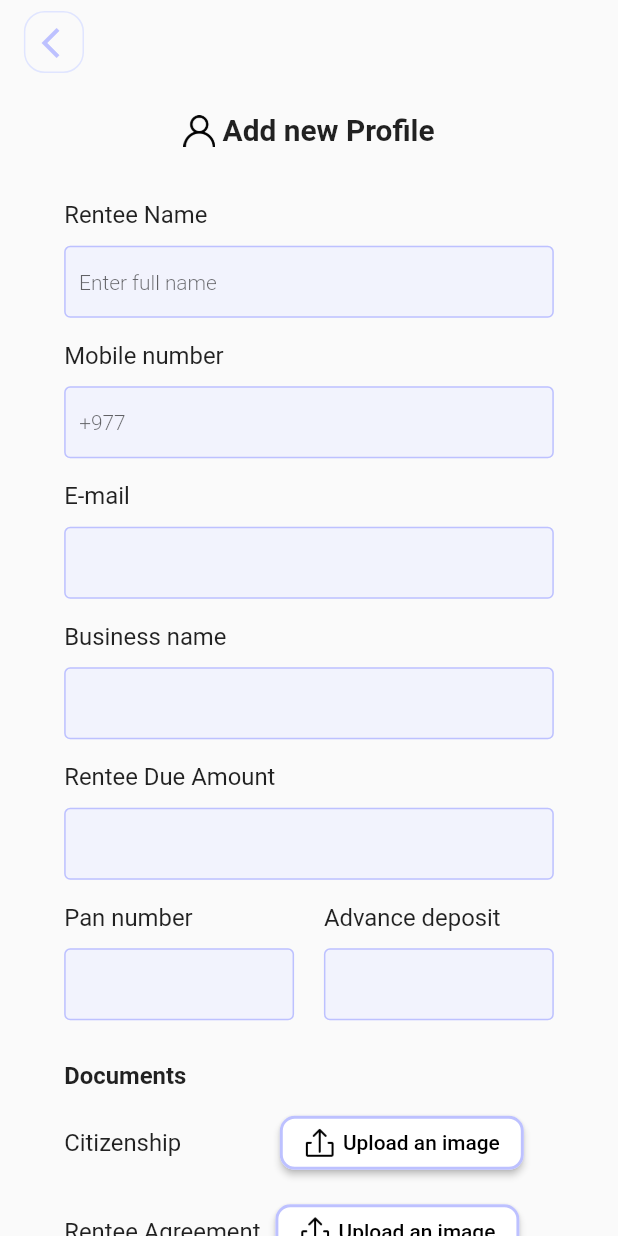
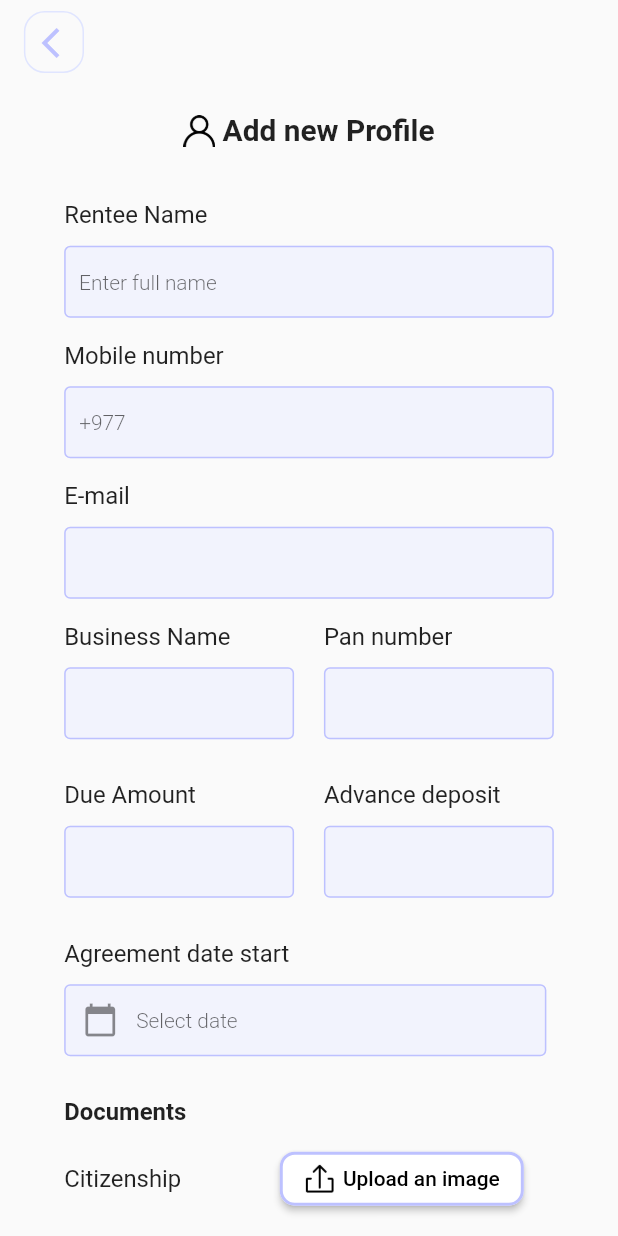
Before and after one commit to rahapal/Rentapp, a Flutter app: the FillRenteeDetails screen opened directly with empty values, on a phone screen of 412 x 824 dp. Run offline on Flutter 3.47's test engine with Material 2 defaults, Android fonts, the phone set to English and light mode, and no system bars; our stand-ins replace flutter_screenutil, hive, hive_flutter, image_picker, percent_indicator, shared_preferences; accounts and stored records are empty.

Commit message:
profile and rentee page UI done

```diff
--- a/lib/model/property.dart
+++ b/lib/model/property.dart
@@ -13,28 +13,25 @@ class Property {
   String description;
   @HiveField(3)
   int price;
+
   @HiveField(4)
-  String image;
+  String size;
   @HiveField(5)
-  String size;
+  String status;
   @HiveField(6)
-  String status;
+  String propertyId;
   @HiveField(7)
-  String propertyId;
+  Rentee rentee;
   @HiveField(8)
-  Rentee rentee;
+  int index;
   @HiveField(9)
-  int index;
-  @HiveField(10)
   bool fieldStatus;
-
 
   Property({
     required this.propertyName,
     required this.address,
     required this.description,
     required this.price,
-    required this.image,
     required this.size,
     this.status = 'empty',
     required this.propertyId,
--- a/lib/model/rentee.dart
+++ b/lib/model/rentee.dart
@@ -25,7 +25,8 @@ class Rentee {
   int advanceAmount;
   @HiveField(9)
   String renteePanNumber;
-
+  @HiveField(10)
+  String agreementDate;
   @HiveField(11)
   Payment renteePayment;
 
@@ -37,6 +38,7 @@ class Rentee {
     required this.citizenimage,
     required this.agreementimage,
     required this.renteeId,
+    required this.agreementDate,
     this.dueAmount = 0,
     this.advanceAmount = 0,
     required this.renteePayment,
--- a/lib/screens/detailscreen/piechart.dart
+++ b/lib/screens/detailscreen/piechart.dart
@@ -289,7 +289,7 @@ class _PieChartState extends State<PieChart> {
                                             _payAmount.clear();
                                             Navigator.pop(context);
                                           },
-                                          child: const Text('Pay'))
+                                          child: const Text('Paid'))
                                     ],
                                   ),
                                 ),
--- a/lib/screens/filldetailspage/editrenteedetails.dart
+++ b/lib/screens/filldetailspage/editrenteedetails.dart
@@ -511,15 +511,15 @@ class _EditRenteeDetailsState extends State<EditRenteeDetails> {
                       citizenimage: '',
                       dueAmount: int.parse(_renteeDueAmount.text),
                       renteePanNumber: _renteePanNumber.text,
+                      agreementDate: '',
                       renteePayment: Payment(
                         paymentId: '',
-                          paymentDate:
-                              DateFormat.yMMMEd().format(DateTime.now()),
+                        paymentDate: DateFormat.yMMMEd().format(DateTime.now()),
                         paymentNote: '',
                         fieldIndex: widget.getDetails.index,
-                        )),
+                      ),
+                    ),
                     description: '',
-                    image: '',
                     status: widget.getDetails.status,
                   );
 
--- a/lib/screens/filldetailspage/fillrenteedetails.dart
+++ b/lib/screens/filldetailspage/fillrenteedetails.dart
@@ -31,6 +31,7 @@ class _FillRenteeDetailsState extends State<FillRenteeDetails> {
   TextEditingController _renteeDueAmount = TextEditingController();
   TextEditingController _renteePanNumber = TextEditingController();
   TextEditingController _renteeAdvanceDeposit = TextEditingController();
+  TextEditingController _agreementDateStart = TextEditingController();
 
   Future PickCitizenImage(ImageSource media) async {
     final Cimage = await ImagePicker().pickImage(source: media);
@@ -65,6 +66,7 @@ class _FillRenteeDetailsState extends State<FillRenteeDetails> {
     _renteeDueAmount.dispose();
     _renteePanNumber.dispose();
     _renteeAdvanceDeposit.dispose();
+    _agreementDateStart.dispose();
     super.dispose();
   }
 
@@ -246,24 +248,70 @@ class _FillRenteeDetailsState extends State<FillRenteeDetails> {
                 ),
               ),
               Padding(
-                padding: EdgeInsets.only(bottom: 17.h),
+                padding: EdgeInsets.only(bottom: 30.h),
+                child: Row(
+                  children: [
+                    Expanded(
+                      child: Padding(
+                        padding: EdgeInsets.only(right: 10.w),
                         child: Column(
                           crossAxisAlignment: CrossAxisAlignment.start,
-                  mainAxisAlignment: MainAxisAlignment.spaceBetween,
                           children: [
-                    Text(
-                      'Business name',
+                            Padding(
+                              padding: EdgeInsets.only(bottom: 12.h),
+                              child: Text(
+                                'Business Name',
                                 style: TextStyle(
-                          fontWeight: FontWeight.w400, fontSize: 16.sp),
+                                    fontWeight: FontWeight.w400,
+                                    fontSize: 16.sp),
                               ),
-                    SizedBox(
-                      height: 12.h,
                             ),
                             TextFormField(
                               controller: _renteeBusinessName,
                               decoration: InputDecoration(
                                 filled: true,
-                        fillColor: GlobalVariables.textFieldbackgroundColor,
+                                fillColor:
+                                    GlobalVariables.textFieldbackgroundColor,
+                                contentPadding: EdgeInsets.symmetric(
+                                    vertical: 10.h, horizontal: 20.w),
+                                border: OutlineInputBorder(
+                                  borderRadius: BorderRadius.all(
+                                    Radius.circular(5.0.r),
+                                  ),
+                                ),
+                                enabledBorder: const OutlineInputBorder(
+                                  borderSide: BorderSide(
+                                    color: GlobalVariables.textFieldborderColor,
+                                  ),
+                                ),
+                              ),
+                            ),
+                          ],
+                        ),
+                      ),
+                    ),
+                    Expanded(
+                      child: Padding(
+                        padding: EdgeInsets.only(left: 10.w),
+                        child: Column(
+                          crossAxisAlignment: CrossAxisAlignment.start,
+                          children: [
+                            Padding(
+                              padding: EdgeInsets.only(bottom: 12.h),
+                              child: Text(
+                                'Pan number',
+                                style: TextStyle(
+                                    fontWeight: FontWeight.w400,
+                                    fontSize: 16.sp),
+                              ),
+                            ),
+                            TextFormField(
+                              keyboardType: TextInputType.number,
+                              controller: _renteePanNumber,
+                              decoration: InputDecoration(
+                                filled: true,
+                                fillColor:
+                                    GlobalVariables.textFieldbackgroundColor,
                                 contentPadding: EdgeInsets.symmetric(
                                     vertical: 10.h, horizontal: 10.w),
                                 border: OutlineInputBorder(
@@ -279,38 +327,6 @@ class _FillRenteeDetailsState extends State<FillRenteeDetails> {
                               ),
                             ),
                           ],
-                ),
-              ),
-              Padding(
-                padding: EdgeInsets.only(bottom: 17.h),
-                child: Column(
-                  crossAxisAlignment: CrossAxisAlignment.start,
-                  mainAxisAlignment: MainAxisAlignment.spaceBetween,
-                  children: [
-                    Text(
-                      'Rentee Due Amount',
-                      style: TextStyle(
-                          fontWeight: FontWeight.w400, fontSize: 16.sp),
-                    ),
-                    SizedBox(
-                      height: 12.h,
-                    ),
-                    TextFormField(
-                      controller: _renteeDueAmount,
-                      decoration: InputDecoration(
-                        filled: true,
-                        fillColor: GlobalVariables.textFieldbackgroundColor,
-                        contentPadding: EdgeInsets.symmetric(
-                            vertical: 10.h, horizontal: 10.w),
-                        border: OutlineInputBorder(
-                          borderRadius: BorderRadius.all(
-                            Radius.circular(5.0.r),
-                          ),
-                        ),
-                        enabledBorder: const OutlineInputBorder(
-                          borderSide: BorderSide(
-                            color: GlobalVariables.textFieldborderColor,
-                          ),
                         ),
                       ),
                     ),
@@ -330,14 +346,14 @@ class _FillRenteeDetailsState extends State<FillRenteeDetails> {
                             Padding(
                               padding: EdgeInsets.only(bottom: 12.h),
                               child: Text(
-                                'Pan number',
+                                'Due Amount',
                                 style: TextStyle(
                                     fontWeight: FontWeight.w400,
                                     fontSize: 16.sp),
                               ),
                             ),
                             TextFormField(
-                              controller: _renteePanNumber,
+                              controller: _renteeDueAmount,
                               decoration: InputDecoration(
                                 filled: true,
                                 fillColor:
@@ -399,6 +415,66 @@ class _FillRenteeDetailsState extends State<FillRenteeDetails> {
                           ],
                         ),
                       ),
+                    ),
+                  ],
+                ),
+              ),
+              Padding(
+                padding: EdgeInsets.only(right: 5.w, bottom: 30.h),
+                child: Column(
+                  crossAxisAlignment: CrossAxisAlignment.start,
+                  children: [
+                    Padding(
+                      padding: EdgeInsets.only(bottom: 12.h),
+                      child: Text(
+                        'Agreement date start',
+                        style: TextStyle(
+                            fontWeight: FontWeight.w400, fontSize: 16.sp),
+                      ),
+                    ),
+                    TextFormField(
+                      keyboardType: TextInputType.none,
+                      controller: _agreementDateStart,
+                      decoration: InputDecoration(
+                        prefixIcon: const Icon(
+                          Icons.calendar_today,
+                        ),
+                        filled: true,
+                        fillColor: GlobalVariables.textFieldbackgroundColor,
+                        contentPadding: EdgeInsets.symmetric(
+                            vertical: 10.h, horizontal: 10.w),
+                        hintText: 'Select date',
+                        hintStyle: TextStyle(
+                          fontSize: 14.sp,
+                          fontWeight: FontWeight.w300,
+                        ),
+                        border: OutlineInputBorder(
+                          borderRadius: BorderRadius.all(
+                            Radius.circular(5.0.r),
+                          ),
+                        ),
+                        enabledBorder: const OutlineInputBorder(
+                          borderSide: BorderSide(
+                            color: GlobalVariables.textFieldborderColor,
+                          ),
+                        ),
+                      ),
+                      onTap: () async {
+                        final DateTime? date = await showDatePicker(
+                          context: context,
+                          initialDate: DateTime.now(),
+                          firstDate: DateTime(2000),
+                          lastDate: DateTime(2100),
+                        );
+                        if (date != null) {
+                          setState(() {
+                            _agreementDateStart.text =
+                                DateTime(date.year, date.month, date.day)
+                                    .toString()
+                                    .substring(0, 10);
+                          });
+                        }
+                      },
                     ),
                   ],
                 ),
@@ -557,6 +633,7 @@ class _FillRenteeDetailsState extends State<FillRenteeDetails> {
                       citizenimage: _citizenImage!.path,
                       dueAmount: int.parse(_renteeDueAmount.text),
                       renteePanNumber: _renteePanNumber.text,
+                      agreementDate: '',
                       renteePayment: Payment(
                         paymentId: '',
                         paymentDate: DateFormat.yMMMEd().format(DateTime.now()),
@@ -565,7 +642,6 @@ class _FillRenteeDetailsState extends State<FillRenteeDetails> {
                       ),
                     ),
                     description: '',
-                    image: '',
                     status: widget.getDetails.status,
                   );
 
```
Also changed, not shown: lib/screens/filldetailspage/fillpropertydetails.dart (+72 -113 lines), lib/model/property.g.dart, lib/model/rentee.g.dart. Lines whose indentation alone changed are shown as unchanged.
